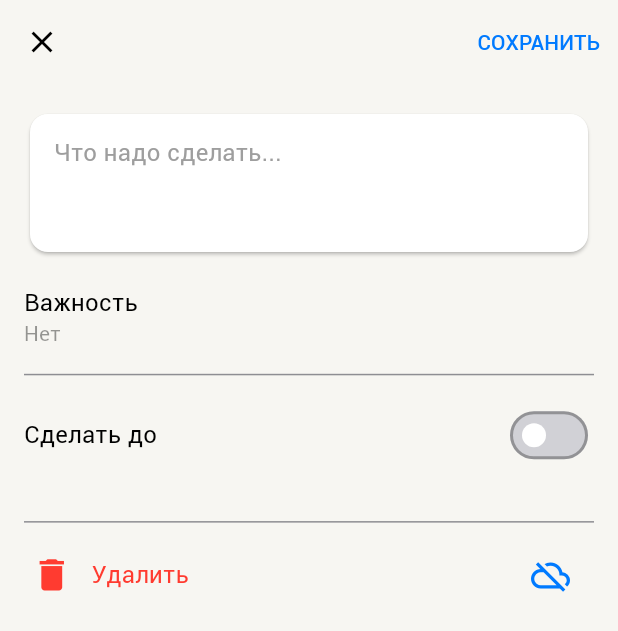
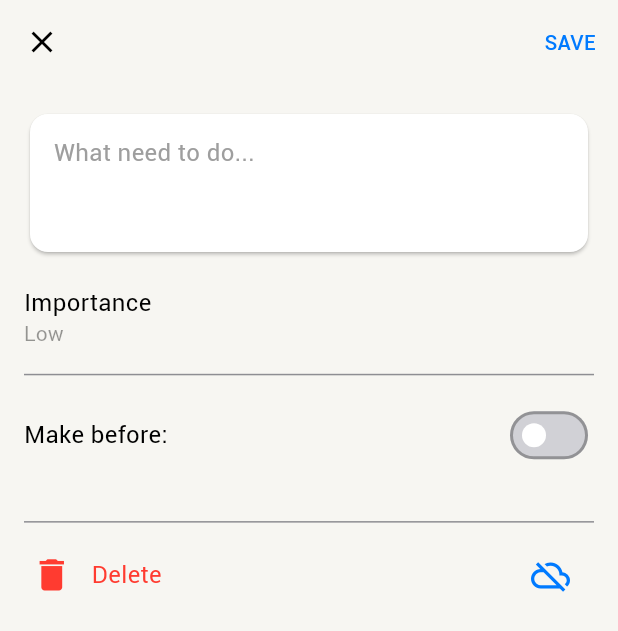
Before and after one commit to smirnovdevel/to_do_list, a Flutter app: the screen it shows after launch, after a tap on "Новое", on a phone screen of 412 x 824 dp. Shown: the top 631 px of the screen. Run offline on Flutter 3.47's test engine with Material 2 defaults, Android fonts, the phone set to English and light mode, and no system bars; our stand-ins replace device_info_plus, equatable, flutter_riverpod, get_it, internet_connection_checker, shared_preferences and 1 more; accounts and stored records are empty; network calls fail.

Commit message:
localization finish

```diff
--- a/lib/app.dart
+++ b/lib/app.dart
@@ -4,6 +4,7 @@ import 'src/config/routes/navigation.dart';
 import 'src/config/routes/routes.dart';
 import 'src/config/themes/dark_theme.dart';
 import 'src/config/themes/light_theme.dart';
+import 'src/presentation/localization/app_localization.dart';
 
 class App extends StatelessWidget {
   const App({super.key});
@@ -15,6 +16,8 @@ class App extends StatelessWidget {
       title: 'TODO лист',
       theme: lightTheme,
       darkTheme: darkTheme,
+      localizationsDelegates: AppLocalization.localizationsDelegates,
+      supportedLocales: AppLocalization.supportedLocales,
       // navigator key
       navigatorKey: NavigationManager.instance.key,
       // named routes setup
--- /dev/null
+++ b/lib/src/presentation/localization/app_localization.dart
@@ -0,0 +1,56 @@
+import 'dart:convert';
+
+import 'package:flutter/services.dart';
+import 'package:flutter/widgets.dart';
+import 'package:flutter_localizations/flutter_localizations.dart';
+
+class AppLocalization {
+  static const supportedLocales = [Locale('en'), Locale('ru')];
+  static const _delegate = CustomLocalizationsDelegate();
+  static const localizationsDelegates = [
+    GlobalMaterialLocalizations.delegate,
+    GlobalWidgetsLocalizations.delegate,
+    GlobalCupertinoLocalizations.delegate,
+    _delegate,
+  ];
+
+  static AppLocalization of(BuildContext context) {
+    return Localizations.of<AppLocalization>(context, AppLocalization)!;
+  }
+
+  final Locale locale;
+  final Map<String, String> translations;
+
+  AppLocalization._(this.locale, this.translations);
+
+  String get(String key) {
+    final string = translations[key];
+    if (string == null) {
+      // ignore: avoid_print
+      print('Translation missing: $key');
+    }
+    return string ?? 'unknown';
+  }
+}
+
+class CustomLocalizationsDelegate
+    extends LocalizationsDelegate<AppLocalization> {
+  const CustomLocalizationsDelegate();
+
+  @override
+  bool isSupported(Locale locale) => AppLocalization.supportedLocales
+      .map((e) => e.languageCode)
+      .contains(locale.languageCode);
+
+  @override
+  Future<AppLocalization> load(Locale locale) async {
+    final content =
+        await rootBundle.loadString('l10n/${locale.languageCode}.json');
+    final map = jsonDecode(content) as Map<String, dynamic>;
+    return AppLocalization._(
+        locale, map.map((key, value) => MapEntry(key, value as String)));
+  }
+
+  @override
+  bool shouldReload(CustomLocalizationsDelegate old) => false;
+}
--- a/lib/src/presentation/screens/edit_page.dart
+++ b/lib/src/presentation/screens/edit_page.dart
@@ -6,6 +6,7 @@ import 'package:uuid/uuid.dart';
 import '../../config/common/app_color.dart';
 import '../../config/routes/navigation.dart';
 import '../../domain/models/todo.dart';
+import '../localization/app_localization.dart';
 import '../widgets/build_items_popup_menu.dart';
 import '../widgets/hint_popup_menu_widget.dart';
 import '../widgets/row_delete_item_widget.dart';
@@ -26,7 +27,6 @@ class EditPage extends StatefulWidget {
 class _EditPageState extends State<EditPage> {
   final TextEditingController _controller = TextEditingController();
 
-  DateFormat dateFormat = DateFormat('dd MMMM yyyy');
   late bool _done;
   late int _priority;
   late DateTime? _deadline;
@@ -35,10 +35,10 @@ class _EditPageState extends State<EditPage> {
 
   Future<void> _selectDate(BuildContext context) async {
     final DateTime? pickedDate = await showDatePicker(
-        locale: const Locale('ru'),
+        locale: AppLocalization.of(context).locale,
         context: context,
-        cancelText: 'ОТМЕНА',
-        confirmText: 'ГОТОВО',
+        cancelText: AppLocalization.of(context).get('cancel'),
+        confirmText: AppLocalization.of(context).get('done'),
         initialDate: _deadline ?? DateTime.now(),
         firstDate: DateTime(2015),
         lastDate: DateTime(2050),
@@ -133,7 +133,7 @@ class _EditPageState extends State<EditPage> {
                 _onGoBack(todo);
               },
               child: Text(
-                'СОХРАНИТЬ',
+                AppLocalization.of(context).get('save').toUpperCase(),
                 style: Theme.of(context).textTheme.titleMedium,
               ))
         ],
@@ -168,6 +168,7 @@ class _EditPageState extends State<EditPage> {
   /// Строка выбора времени задачи
   ///
   Padding rowDeadLineWithSwith() {
+    final locale = AppLocalization.of(context).locale.languageCode;
     return Padding(
       padding: const EdgeInsets.only(top: 16.0, bottom: 34.0),
       child: Row(
@@ -183,14 +184,14 @@ class _EditPageState extends State<EditPage> {
               crossAxisAlignment: CrossAxisAlignment.start,
               children: [
                 Text(
-                  'Сделать до',
+                  AppLocalization.of(context).get('deadline'),
                   style: Theme.of(context).textTheme.bodyMedium,
                 ),
                 if (_deadline == null)
                   Container()
                 else
                   Text(
-                    DateFormat('dd MMMM yyyy', 'ru')
+                    DateFormat('dd MMMM yyyy', locale)
                         .format(_deadline ?? DateTime.now()),
                     style: Theme.of(context)
                         .textTheme
@@ -234,7 +235,7 @@ class _EditPageState extends State<EditPage> {
           crossAxisAlignment: CrossAxisAlignment.start,
           children: [
             Text(
-              'Важность',
+              AppLocalization.of(context).get('importance'),
               style: Theme.of(context).textTheme.bodyMedium,
             ),
             HintPopupMenuWidget(value: _priority),
--- a/lib/src/presentation/widgets/build_items_popup_menu.dart
+++ b/lib/src/presentation/widgets/build_items_popup_menu.dart
@@ -1,6 +1,7 @@
 import 'package:flutter/material.dart';
 
 import '../../config/common/app_icons.dart';
+import '../localization/app_localization.dart';
 
 List<PopupMenuEntry<int>> buildItemsPopupMenu(BuildContext context) {
   List<PopupMenuEntry<int>> list = [];
@@ -8,14 +9,14 @@ List<PopupMenuEntry<int>> buildItemsPopupMenu(BuildContext context) {
       value: 0,
       padding: const EdgeInsets.only(left: 16),
       child: Text(
-        'Нет',
+        AppLocalization.of(context).get('low'),
         style: Theme.of(context).textTheme.bodyMedium,
       )));
   list.add(PopupMenuItem<int>(
       value: 1,
       padding: const EdgeInsets.only(left: 16),
       child: Text(
-        'Низкий',
+        AppLocalization.of(context).get('basic'),
         style: Theme.of(context).textTheme.bodyMedium,
       )));
   list.add(
@@ -31,7 +32,7 @@ List<PopupMenuEntry<int>> buildItemsPopupMenu(BuildContext context) {
               size: 16.0,
               color: Theme.of(context).colorScheme.secondaryContainer,
             ),
-            Text('Высокий',
+            Text(AppLocalization.of(context).get('high'),
                 style: Theme.of(context).textTheme.bodyMedium!.copyWith(
                       color: Theme.of(context).colorScheme.onSecondary,
                     )),
--- a/lib/src/presentation/widgets/header_todo_widget.dart
+++ b/lib/src/presentation/widgets/header_todo_widget.dart
@@ -3,6 +3,7 @@ import 'dart:math';
 import 'package:flutter/material.dart';
 import 'package:flutter_riverpod/flutter_riverpod.dart';
 import '../../config/common/app_icons.dart';
+import '../localization/app_localization.dart';
 import '../provider/done_provider.dart';
 
 class HeaderTodoWidget extends ConsumerWidget {
@@ -38,7 +39,7 @@ class HeaderTodoWidget extends ConsumerWidget {
               mainAxisAlignment: MainAxisAlignment.end,
               children: [
                 Text(
-                  'Мои дела',
+                  AppLocalization.of(context).get('my_todo'),
                   style: TextStyle(
                       fontSize: 20 + 12 * currentValue,
                       fontWeight: FontWeight.w500),
@@ -47,7 +48,7 @@ class HeaderTodoWidget extends ConsumerWidget {
                   Container()
                 else
                   Text(
-                    'Выполнено - $count',
+                    '${AppLocalization.of(context).get('ready')} - $count',
                     style: Theme.of(context)
                         .textTheme
                         .labelSmall!
--- a/lib/src/presentation/widgets/hint_popup_menu_widget.dart
+++ b/lib/src/presentation/widgets/hint_popup_menu_widget.dart
@@ -1,6 +1,7 @@
 import 'package:flutter/material.dart';
 
 import '../../config/common/app_icons.dart';
+import '../localization/app_localization.dart';
 
 class HintPopupMenuWidget extends StatelessWidget {
   const HintPopupMenuWidget({super.key, required this.value});
@@ -11,12 +12,12 @@ class HintPopupMenuWidget extends StatelessWidget {
     switch (value) {
       case 0:
         return Text(
-          'Нет',
+          AppLocalization.of(context).get('low'),
           style: Theme.of(context).textTheme.titleSmall,
         );
       case 1:
         return Text(
-          'Низкий',
+          AppLocalization.of(context).get('basic'),
           style: Theme.of(context).textTheme.titleSmall,
         );
       default:
@@ -27,7 +28,7 @@ class HintPopupMenuWidget extends StatelessWidget {
               size: 16.0,
               color: Theme.of(context).colorScheme.secondaryContainer,
             ),
-            Text('Высокий',
+            Text(AppLocalization.of(context).get('high'),
                 style: Theme.of(context).textTheme.titleSmall!.copyWith(
                       color: Theme.of(context).colorScheme.onSecondary,
                     )),
--- a/lib/src/presentation/widgets/item_todo_widget.dart
+++ b/lib/src/presentation/widgets/item_todo_widget.dart
@@ -30,7 +30,6 @@ class ItemTodoWidget extends ConsumerStatefulWidget {
 }
 
 class _ItemTaskWidgetState extends ConsumerState<ItemTodoWidget> {
-  DateFormat dateFormat = DateFormat('dd MMMM yyyy');
   double _padding = 0;
 
   @override
--- a/lib/src/presentation/widgets/row_delete_item_widget.dart
+++ b/lib/src/presentation/widgets/row_delete_item_widget.dart
@@ -4,6 +4,7 @@ import '../../config/common/app_icons.dart';
 import '../../config/routes/dialogs.dart';
 import '../../config/routes/navigation.dart';
 import '../../domain/models/todo.dart';
+import '../localization/app_localization.dart';
 
 class RowDeleteItemWidget extends StatefulWidget {
   const RowDeleteItemWidget({
@@ -50,7 +51,7 @@ class _RowDeleteItemWidgetState extends State<RowDeleteItemWidget> {
                 Padding(
                   padding: const EdgeInsets.only(left: 16.0),
                   child: Text(
-                    'Удалить',
+                    AppLocalization.of(context).get('delete'),
                     style: TextStyle(
                         fontWeight: FontWeight.w400,
                         fontSize: 16.0,
--- a/lib/src/presentation/widgets/subtitle_widget.dart
+++ b/lib/src/presentation/widgets/subtitle_widget.dart
@@ -2,6 +2,7 @@ import 'package:flutter/material.dart';
 import 'package:intl/intl.dart';
 
 import '../../domain/models/todo.dart';
+import '../localization/app_localization.dart';
 
 class SubtitleTodoWidget extends StatelessWidget {
   const SubtitleTodoWidget({super.key, required this.todo});
@@ -10,11 +11,12 @@ class SubtitleTodoWidget extends StatelessWidget {
 
   @override
   Widget build(BuildContext context) {
+    final locale = AppLocalization.of(context).locale.languageCode;
     if (todo.deadline == null) {
       return Container();
     }
     return Text(
-      DateFormat('dd MMMM yyyy', 'ru').format(todo.deadline!),
+      DateFormat('dd MMMM yyyy', locale).format(todo.deadline!),
       style: todo.done
           ? const TextStyle(color: Colors.grey)
           : const TextStyle(color: Colors.blue),
--- a/lib/src/presentation/widgets/task_text_field_widget.dart
+++ b/lib/src/presentation/widgets/task_text_field_widget.dart
@@ -1,4 +1,6 @@
 import 'package:flutter/material.dart';
+
+import '../localization/app_localization.dart';
 
 class TaskTextFieldWidget extends StatelessWidget {
   const TaskTextFieldWidget({
@@ -21,15 +23,15 @@ class TaskTextFieldWidget extends StatelessWidget {
           showCursor: true,
           cursorColor: Theme.of(context).primaryColor,
           style: Theme.of(context).textTheme.bodyMedium,
-          decoration: const InputDecoration(
+          decoration: InputDecoration(
               contentPadding: EdgeInsets.zero,
               border: InputBorder.none,
               focusedBorder: InputBorder.none,
               enabledBorder: InputBorder.none,
               errorBorder: InputBorder.none,
               disabledBorder: InputBorder.none,
-              hintText: 'Что надо сделать...',
-              hintStyle: TextStyle(
+              hintText: AppLocalization.of(context).get('whatneed'),
+              hintStyle: const TextStyle(
                 color: Colors.grey,
                 fontWeight: FontWeight.w400,
                 fontSize: 16.0,
--- a/lib/src/presentation/widgets/title_todo_widget.dart
+++ b/lib/src/presentation/widgets/title_todo_widget.dart
@@ -28,7 +28,7 @@ class TitletTodoWidget extends StatelessWidget {
               maxLines: 3,
               style: const TextStyle(
                 fontWeight: FontWeight.w400,
-                fontSize: 19.0,
+                // fontSize: 19.0,
                 color: Colors.grey,
                 decoration: TextDecoration.lineThrough,
                 decorationColor: Colors.grey,
```
Also changed, not shown: l10n/en.json (added, +17 -0 lines), l10n/ru.json (added, +17 -0 lines), lib/src/config/routes/dialogs.dart (+10 -8 lines), pubspec.yaml (+8 -3 lines), pubspec.lock.
